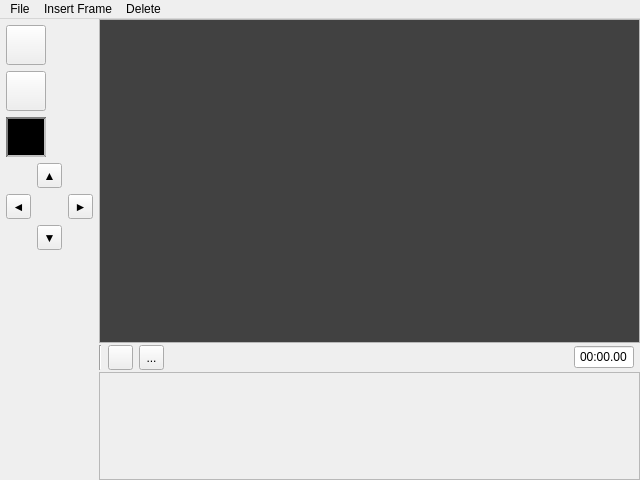
Qt form mainwindow.ui (RickWhitefreeze/UI_cs383_goofy-lights) before a commit.
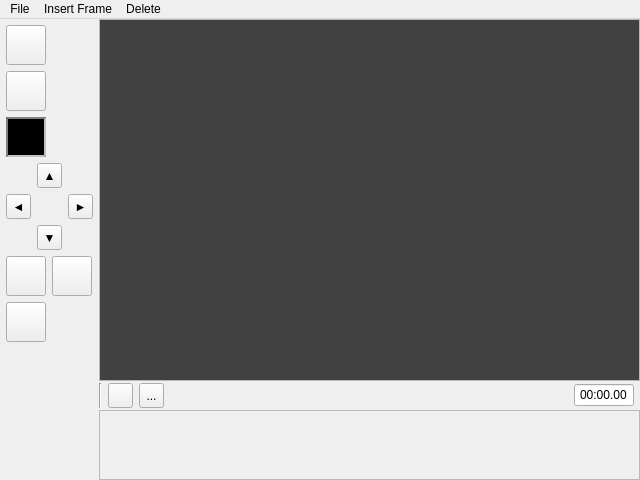
The same form after that commit. Icons and pictures are not drawn.

Commit message: Added buttons for insert before, after, and delete

What changed in the file:
```diff
--- a/mainwindow.ui
+++ b/mainwindow.ui
@@ -29,7 +29,7 @@
      <verstretch>0</verstretch>
     </sizepolicy>
    </property>
-   <layout class="QGridLayout" name="gridLayout" rowstretch="12,1,4" columnstretch="0,0">
+   <layout class="QGridLayout" name="gridLayout">
     <property name="leftMargin">
      <number>0</number>
     </property>
@@ -77,7 +77,7 @@
          <x>0</x>
          <y>0</y>
          <width>535</width>
-         <height>104</height>
+         <height>85</height>
         </rect>
        </property>
        <layout class="QHBoxLayout" name="horizontalLayout_2">
@@ -88,50 +88,6 @@
       </widget>
      </widget>
     </item>
-    <item row="0" column="1">
-     <widget class="QScrollArea" name="canvasView">
-      <property name="widgetResizable">
-       <bool>true</bool>
-      </property>
-      <widget class="QWidget" name="canvasArea">
-       <property name="geometry">
-        <rect>
-         <x>0</x>
-         <y>0</y>
-         <width>535</width>
-         <height>315</height>
-        </rect>
-       </property>
-       <property name="styleSheet">
-        <string notr="true">background-color: rgb(65, 65, 65);</string>
-       </property>
-       <layout class="QGridLayout" name="gridLayout_2">
-        <property name="leftMargin">
-         <number>6</number>
-        </property>
-        <property name="topMargin">
-         <number>6</number>
-        </property>
-        <property name="rightMargin">
-         <number>6</number>
-        </property>
-        <property name="bottomMargin">
-         <number>6</number>
-        </property>
-        <property name="spacing">
-         <number>0</number>
-        </property>
-        <item row="0" column="1">
-         <layout class="QGridLayout" name="canvas">
-          <property name="spacing">
-           <number>1</number>
-          </property>
-         </layout>
-        </item>
-       </layout>
-      </widget>
-     </widget>
-    </item>
     <item row="1" column="1">
      <layout class="QHBoxLayout" name="horizontalLayout_6">
       <property name="spacing">
@@ -254,8 +210,52 @@
       </item>
      </layout>
     </item>
+    <item row="0" column="1">
+     <widget class="QScrollArea" name="canvasView">
+      <property name="widgetResizable">
+       <bool>true</bool>
+      </property>
+      <widget class="QWidget" name="canvasArea">
+       <property name="geometry">
+        <rect>
+         <x>0</x>
+         <y>0</y>
+         <width>535</width>
+         <height>334</height>
+        </rect>
+       </property>
+       <property name="styleSheet">
+        <string notr="true">background-color: rgb(65, 65, 65);</string>
+       </property>
+       <layout class="QGridLayout" name="gridLayout_2">
+        <property name="leftMargin">
+         <number>6</number>
+        </property>
+        <property name="topMargin">
+         <number>6</number>
+        </property>
+        <property name="rightMargin">
+         <number>6</number>
+        </property>
+        <property name="bottomMargin">
+         <number>6</number>
+        </property>
+        <property name="spacing">
+         <number>0</number>
+        </property>
+        <item row="0" column="1">
+         <layout class="QGridLayout" name="canvas">
+          <property name="spacing">
+           <number>1</number>
+          </property>
+         </layout>
+        </item>
+       </layout>
+      </widget>
+     </widget>
+    </item>
     <item row="0" column="0">
-     <layout class="QVBoxLayout" name="verticalLayout">
+     <layout class="QGridLayout" name="gridLayout_8">
       <property name="sizeConstraint">
        <enum>QLayout::SetDefaultConstraint</enum>
       </property>
@@ -337,7 +337,20 @@
         </property>
        </widget>
       </item>
-      <item>
+      <item row="6" column="0">
+       <spacer name="verticalSpacer">
+        <property name="orientation">
+         <enum>Qt::Vertical</enum>
+        </property>
+        <property name="sizeHint" stdset="0">
+         <size>
+          <width>20</width>
+          <height>40</height>
+         </size>
+        </property>
+       </spacer>
+      </item>
+      <item row="3" column="0">
        <layout class="QGridLayout" name="gridLayout_4">
         <item row="2" column="2">
          <widget class="QToolButton" name="buttonDown">
@@ -417,18 +430,78 @@
         </item>
        </layout>
       </item>
-      <item>
-       <spacer name="verticalSpacer">
-        <property name="orientation">
-         <enum>Qt::Vertical</enum>
-        </property>
-        <property name="sizeHint" stdset="0">
-         <size>
-          <width>20</width>
-          <height>40</height>
-         </size>
-        </property>
-       </spacer>
+      <item row="5" column="0">
+       <layout class="QGridLayout" name="gridLayout_11">
+        <item row="1" column="1">
+         <widget class="QPushButton" name="insertBefore">
+          <property name="minimumSize">
+           <size>
+            <width>40</width>
+            <height>40</height>
+           </size>
+          </property>
+          <property name="maximumSize">
+           <size>
+            <width>40</width>
+            <height>40</height>
+           </size>
+          </property>
+          <property name="text">
+           <string/>
+          </property>
+          <property name="icon">
+           <iconset>
+            <normaloff>../../flipped2.png</normaloff>../../flipped2.png</iconset>
+          </property>
+         </widget>
+        </item>
+        <item row="1" column="0">
+         <widget class="QPushButton" name="insertAfter">
+          <property name="minimumSize">
+           <size>
+            <width>40</width>
+            <height>40</height>
+           </size>
+          </property>
+          <property name="maximumSize">
+           <size>
+            <width>40</width>
+            <height>40</height>
+           </size>
+          </property>
+          <property name="text">
+           <string/>
+          </property>
+          <property name="icon">
+           <iconset>
+            <normaloff>../../export-icon-11.png</normaloff>../../export-icon-11.png</iconset>
+          </property>
+         </widget>
+        </item>
+        <item row="2" column="0">
+         <widget class="QPushButton" name="deleteFrameButton">
+          <property name="minimumSize">
+           <size>
+            <width>40</width>
+            <height>40</height>
+           </size>
+          </property>
+          <property name="maximumSize">
+           <size>
+            <width>40</width>
+            <height>40</height>
+           </size>
+          </property>
+          <property name="text">
+           <string/>
+          </property>
+          <property name="icon">
+           <iconset>
+            <normaloff>../../system-delete-icon.png</normaloff>../../system-delete-icon.png</iconset>
+          </property>
+         </widget>
+        </item>
+       </layout>
       </item>
      </layout>
     </item>
```
Left out of the diff: 44 changed lines with no effect on the pictures. The commit also changes 2 other files.
